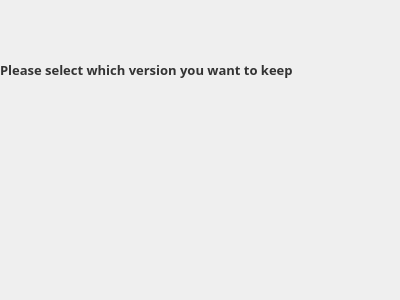
meganz/MEGAsync, file src/MEGASync/stalled_issues/gui/stalled_issues_cases/ui/MoveOrRenameCannotOccur.ui: the form before one commit.
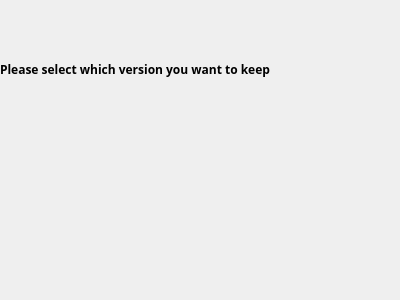
The form after the commit. Custom widgets are drawn as their Qt base class.

Diff of the .ui file:
```diff
--- a/src/MEGASync/stalled_issues/gui/stalled_issues_cases/ui/MoveOrRenameCannotOccur.ui
+++ b/src/MEGASync/stalled_issues/gui/stalled_issues_cases/ui/MoveOrRenameCannotOccur.ui
@@ -13,15 +13,6 @@
   <property name="windowTitle">
    <string notr="true"/>
   </property>
-  <property name="styleSheet">
-   <string notr="true">#selectLabel
-{
-    font-family: Lato Bold;
-    font-size: 13px;
-    line-height: 16px;
-    color: #333333;
-}</string>
-  </property>
   <layout class="QVBoxLayout" name="layout">
    <property name="spacing">
     <number>7</number>
@@ -43,7 +34,6 @@
      <property name="font">
       <font>
        <family>Lato 13</family>
-       <pointsize>-1</pointsize>
        <bold>true</bold>
       </font>
      </property>
```
Left out of the diff: 3 changed lines with no effect on the pictures.
